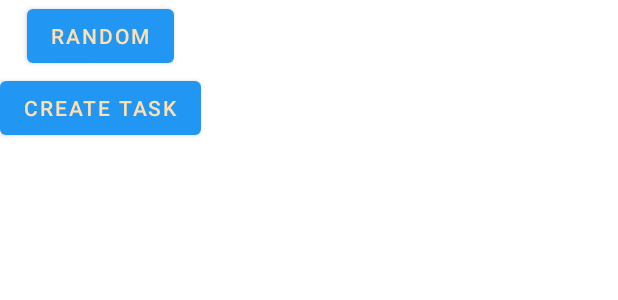
After one commit to ArtemKovaa/DiceTasks, an Android app: the layout task_choice_popup_window.xml on its own in the app's theme, with its tools: preview values and no code run, on a phone screen of 412 x 824 dp. The commit adds this screen. Shown: the top 300 px of the screen. Run offline under Robolectric (Android 15) with nearby library versions, the phone set to English and light mode, and no system bars.

Commit message:
Added popup window for add button purposes

```diff
--- a/app/src/main/java/com/example/dicetasks/data/TaskAdapter.java
+++ b/app/src/main/java/com/example/dicetasks/data/TaskAdapter.java
@@ -49,8 +49,8 @@ public class TaskAdapter extends RecyclerView.Adapter<TaskAdapter.ViewHolder> {
     @Override
     public void onBindViewHolder(@NonNull ViewHolder holder, int position) {
         Task task = data.get(position);
-        Log.e("onBindViewHolder", "Title: " + task.getTaskTitle()+ " Desc: " +
-                task.getTaskDescription() + " Visabilbity" + task.getVisibility());
+        /*Log.e("onBindViewHolder", "Title: " + task.getTaskTitle()+ " Desc: " +
+                task.getTaskDescription() + " Visabilbity" + task.getVisibility());*/
         if(task.getVisibility() == 0) {
             holder.itemView.setVisibility(View.GONE);
             holder.itemView.setLayoutParams(new RecyclerView.LayoutParams(0, 0));
--- /dev/null
+++ b/app/src/main/res/layout/task_choice_popup_window.xml
@@ -0,0 +1,30 @@
+<?xml version="1.0" encoding="utf-8"?>
+<androidx.constraintlayout.widget.ConstraintLayout xmlns:android="http://schemas.android.com/apk/res/android"
+    android:layout_width="wrap_content"
+    android:layout_height="wrap_content"
+    xmlns:app="http://schemas.android.com/apk/res-auto">
+
+    <Button
+        android:id="@+id/add_random"
+        android:layout_width="wrap_content"
+        android:layout_height="wrap_content"
+        android:textAlignment="center"
+        android:text="Random"
+        app:layout_constraintTop_toTopOf="parent"
+        app:layout_constraintStart_toStartOf="parent"
+        app:layout_constraintEnd_toEndOf="parent"
+        app:layout_constraintBottom_toTopOf="@id/create_new"/>
+
+    <Button
+        android:id="@+id/create_new"
+        android:layout_width="wrap_content"
+        android:layout_height="wrap_content"
+        android:textAlignment="center"
+        android:text="Create task"
+        app:layout_constraintTop_toBottomOf="@id/add_random"
+        app:layout_constraintStart_toStartOf="parent"
+        app:layout_constraintEnd_toEndOf="parent"/>
+
+
+
+</androidx.constraintlayout.widget.ConstraintLayout>
```
Also changed, not shown: app/src/main/java/com/example/dicetasks/MainActivity.java (+51 -17 lines).
